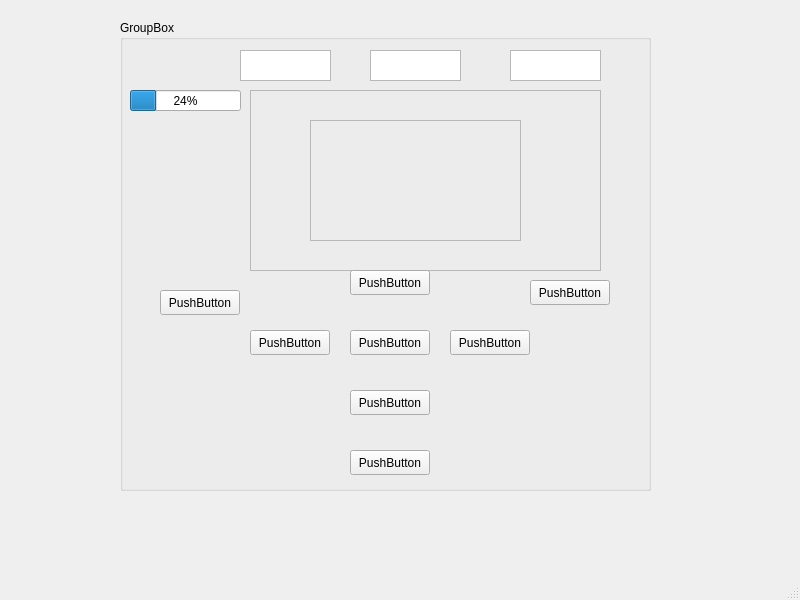
Old version of the form FP/mainwindow.ui in the repository alihadimazeh/FPTest.
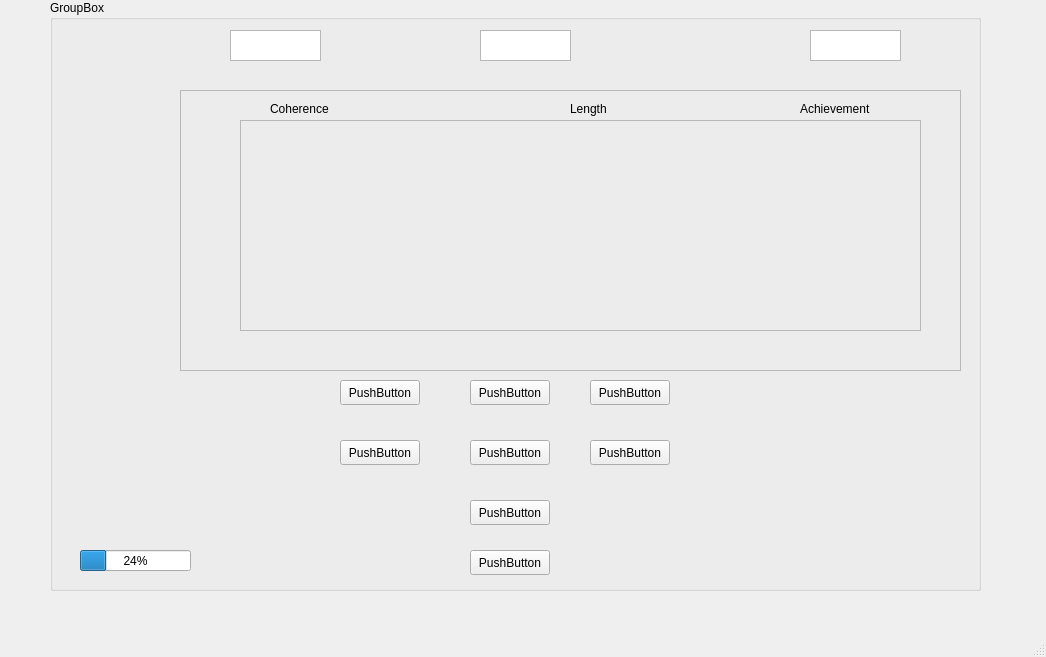
New version of the form.

```diff
--- a/FP/mainwindow.ui
+++ b/FP/mainwindow.ui
@@ -6,8 +6,8 @@
    <rect>
     <x>0</x>
     <y>0</y>
-    <width>800</width>
-    <height>600</height>
+    <width>1046</width>
+    <height>657</height>
    </rect>
   </property>
   <property name="windowTitle">
@@ -17,10 +17,10 @@
    <widget class="QGroupBox" name="groupBox">
     <property name="geometry">
      <rect>
-      <x>120</x>
-      <y>20</y>
-      <width>531</width>
-      <height>471</height>
+      <x>50</x>
+      <y>0</y>
+      <width>931</width>
+      <height>591</height>
      </rect>
     </property>
     <property name="title">
@@ -30,9 +30,9 @@
      <property name="geometry">
       <rect>
        <x>130</x>
-       <y>70</y>
-       <width>351</width>
-       <height>181</height>
+       <y>90</y>
+       <width>781</width>
+       <height>281</height>
       </rect>
      </property>
      <property name="frameShape">
@@ -46,8 +46,8 @@
        <rect>
         <x>60</x>
         <y>30</y>
-        <width>211</width>
-        <height>121</height>
+        <width>681</width>
+        <height>211</height>
        </rect>
       </property>
       <property name="frameShape">
@@ -57,12 +57,51 @@
        <enum>QFrame::Raised</enum>
       </property>
      </widget>
+     <widget class="QLabel" name="label">
+      <property name="geometry">
+       <rect>
+        <x>90</x>
+        <y>10</y>
+        <width>61</width>
+        <height>17</height>
+       </rect>
+      </property>
+      <property name="text">
+       <string>Coherence</string>
+      </property>
+     </widget>
+     <widget class="QLabel" name="label_2">
+      <property name="geometry">
+       <rect>
+        <x>620</x>
+        <y>10</y>
+        <width>81</width>
+        <height>17</height>
+       </rect>
+      </property>
+      <property name="text">
+       <string>Achievement</string>
+      </property>
+     </widget>
+     <widget class="QLabel" name="label_3">
+      <property name="geometry">
+       <rect>
+        <x>390</x>
+        <y>10</y>
+        <width>54</width>
+        <height>17</height>
+       </rect>
+      </property>
+      <property name="text">
+       <string>Length</string>
+      </property>
+     </widget>
     </widget>
     <widget class="QProgressBar" name="progressBar">
      <property name="geometry">
       <rect>
-       <x>10</x>
-       <y>70</y>
+       <x>30</x>
+       <y>550</y>
        <width>111</width>
        <height>21</height>
       </rect>
@@ -74,7 +113,7 @@
     <widget class="QGraphicsView" name="graphicsView">
      <property name="geometry">
       <rect>
-       <x>120</x>
+       <x>180</x>
        <y>30</y>
        <width>91</width>
        <height>31</height>
@@ -84,7 +123,7 @@
     <widget class="QGraphicsView" name="graphicsView_2">
      <property name="geometry">
       <rect>
-       <x>250</x>
+       <x>430</x>
        <y>30</y>
        <width>91</width>
        <height>31</height>
@@ -94,7 +133,7 @@
     <widget class="QGraphicsView" name="graphicsView_3">
      <property name="geometry">
       <rect>
-       <x>390</x>
+       <x>760</x>
        <y>30</y>
        <width>91</width>
        <height>31</height>
@@ -104,8 +143,8 @@
     <widget class="QPushButton" name="pushButton">
      <property name="geometry">
       <rect>
-       <x>130</x>
-       <y>310</y>
+       <x>290</x>
+       <y>440</y>
        <width>80</width>
        <height>25</height>
       </rect>
@@ -117,8 +156,8 @@
     <widget class="QPushButton" name="pushButton_2">
      <property name="geometry">
       <rect>
-       <x>230</x>
-       <y>370</y>
+       <x>420</x>
+       <y>500</y>
        <width>80</width>
        <height>25</height>
       </rect>
@@ -130,8 +169,8 @@
     <widget class="QPushButton" name="pushButton_3">
      <property name="geometry">
       <rect>
-       <x>330</x>
-       <y>310</y>
+       <x>540</x>
+       <y>440</y>
        <width>80</width>
        <height>25</height>
       </rect>
@@ -143,8 +182,8 @@
     <widget class="QPushButton" name="pushButton_4">
      <property name="geometry">
       <rect>
-       <x>230</x>
-       <y>250</y>
+       <x>420</x>
+       <y>380</y>
        <width>80</width>
        <height>25</height>
       </rect>
@@ -156,8 +195,8 @@
     <widget class="QPushButton" name="pushButton_5">
      <property name="geometry">
       <rect>
-       <x>230</x>
-       <y>430</y>
+       <x>420</x>
+       <y>550</y>
        <width>80</width>
        <height>25</height>
       </rect>
@@ -169,8 +208,8 @@
     <widget class="QPushButton" name="pushButton_6">
      <property name="geometry">
       <rect>
-       <x>40</x>
-       <y>270</y>
+       <x>290</x>
+       <y>380</y>
        <width>80</width>
        <height>25</height>
       </rect>
@@ -182,8 +221,8 @@
     <widget class="QPushButton" name="pushButton_7">
      <property name="geometry">
       <rect>
-       <x>410</x>
-       <y>260</y>
+       <x>540</x>
+       <y>380</y>
        <width>80</width>
        <height>25</height>
       </rect>
@@ -195,8 +234,8 @@
     <widget class="QPushButton" name="pushButton_8">
      <property name="geometry">
       <rect>
-       <x>230</x>
-       <y>310</y>
+       <x>420</x>
+       <y>440</y>
        <width>80</width>
        <height>25</height>
       </rect>
```
Left out of the diff: 2 changed lines with no effect on the pictures.
